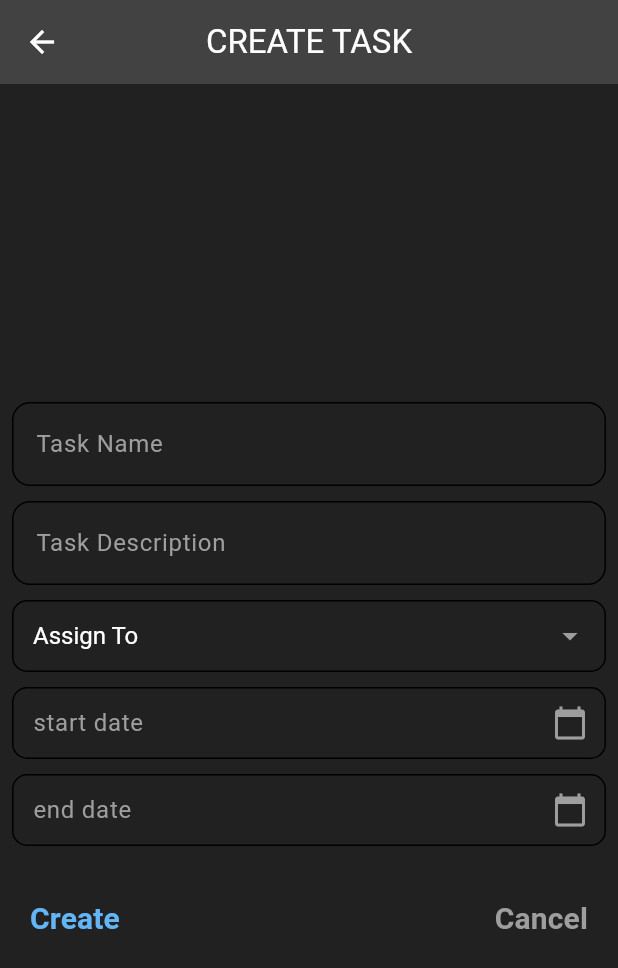
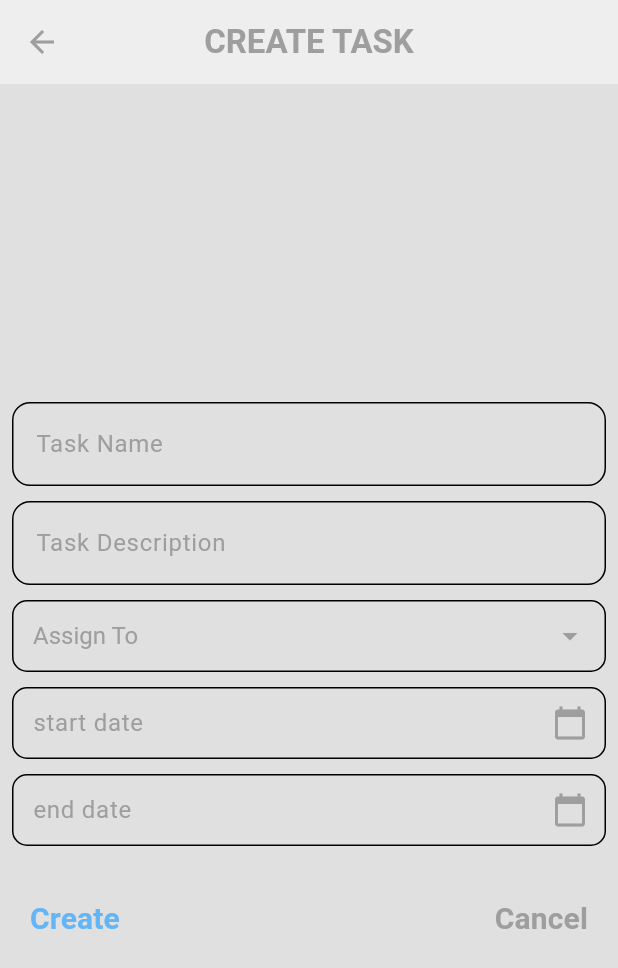
Before and after one commit to Nkurunzizagashati/FLUTTER_PROJECTS, a Flutter app: the CreateTask screen opened by its route, on a phone screen of 412 x 824 dp. Shown: the top 968 px of the screen. Run offline on Flutter 3.47's test engine with Material 3 defaults, Android fonts, the phone set to English and light mode, and no system bars; our stand-ins replace cloud_firestore, firebase_auth, firebase_core; accounts and stored records are empty.

Commit message:
customize colors

```diff
--- a/workflow_management_system/simple_socialmedia_app/lib/main.dart
+++ b/workflow_management_system/simple_socialmedia_app/lib/main.dart
@@ -25,8 +25,8 @@ class MyApp extends StatelessWidget {
     return MaterialApp(
       debugShowCheckedModeBanner: false,
       home: const LoginPage(),
-      theme: darkMode,
-      darkTheme: lightMode,
+      theme: lightMode,
+      darkTheme: darkMode,
       initialRoute: "/auth",
       routes: {
         '/home': (context) => const HomePage(),
--- a/workflow_management_system/simple_socialmedia_app/lib/pages/create_task.dart
+++ b/workflow_management_system/simple_socialmedia_app/lib/pages/create_task.dart
@@ -128,9 +128,12 @@ class _CreateTaskState extends State<CreateTask> {
     return Scaffold(
       backgroundColor: Theme.of(context).colorScheme.surface,
       appBar: AppBar(
-        title: const Text("CREATE TASK"),
+        title: const Text(
+          "CREATE TASK",
+          style: TextStyle(fontWeight: FontWeight.bold),
+        ),
         centerTitle: true,
-        foregroundColor: Colors.white,
+        foregroundColor: Theme.of(context).colorScheme.inversePrimary,
         backgroundColor: Theme.of(context).colorScheme.primary,
       ),
       body: Center(
@@ -192,9 +195,11 @@ class _CreateTaskState extends State<CreateTask> {
                               vertical: 10.0, horizontal: 10.0),
                         ),
                         value: selectedUser,
-                        hint: const Text(
+                        hint: Text(
                           'Assign To',
-                          style: TextStyle(color: Colors.white),
+                          style: TextStyle(
+                              color:
+                                  Theme.of(context).colorScheme.inversePrimary),
                         ),
                         icon: Icon(Icons.arrow_drop_down,
                             color:
@@ -204,8 +209,9 @@ class _CreateTaskState extends State<CreateTask> {
                             value: user,
                             child: Text(
                               user,
-                              style: const TextStyle(
-                                  color: Colors.black, fontSize: 16.0),
+                              style: TextStyle(
+                                  color: Theme.of(context).colorScheme.primary,
+                                  fontSize: 16.0),
                             ),
                           );
                         }).toList(),
--- a/workflow_management_system/simple_socialmedia_app/lib/pages/drawer_page.dart
+++ b/workflow_management_system/simple_socialmedia_app/lib/pages/drawer_page.dart
@@ -42,7 +42,7 @@ class DrawerPage extends StatelessWidget {
                       size: 30,
                     ),
                     Text(
-                      "SETTINGS",
+                      "S E T T I N G S",
                       style: TextStyle(
                         fontWeight: FontWeight.bold,
                         fontSize: 18,
@@ -69,7 +69,7 @@ class DrawerPage extends StatelessWidget {
                       size: 30,
                     ),
                     Text(
-                      "CREATE TASK",
+                      "C R E A T E T A S K",
                       style: TextStyle(
                         fontWeight: FontWeight.bold,
                         fontSize: 18,
@@ -99,7 +99,7 @@ class DrawerPage extends StatelessWidget {
                       size: 30,
                     ),
                     Text(
-                      "LOGOUT",
+                      "L O G O U T",
                       style: TextStyle(
                         fontWeight: FontWeight.bold,
                         fontSize: 18,
--- a/workflow_management_system/simple_socialmedia_app/lib/pages/settings_page.dart
+++ b/workflow_management_system/simple_socialmedia_app/lib/pages/settings_page.dart
@@ -9,11 +9,10 @@ class SettingsPage extends StatelessWidget {
     return Scaffold(
       backgroundColor: Theme.of(context).colorScheme.surface,
       appBar: AppBar(
-        foregroundColor: Colors.white,
+        foregroundColor: Theme.of(context).colorScheme.inversePrimary,
         title: const Text(
-          "S E T I N G S",
+          "S E T T I N G S",
           style: TextStyle(
-            fontSize: 20,
             fontWeight: FontWeight.bold,
           ),
         ),
```
Also changed, not shown: workflow_management_system/simple_socialmedia_app/lib/pages/home_page.dart (+12 -7 lines).
